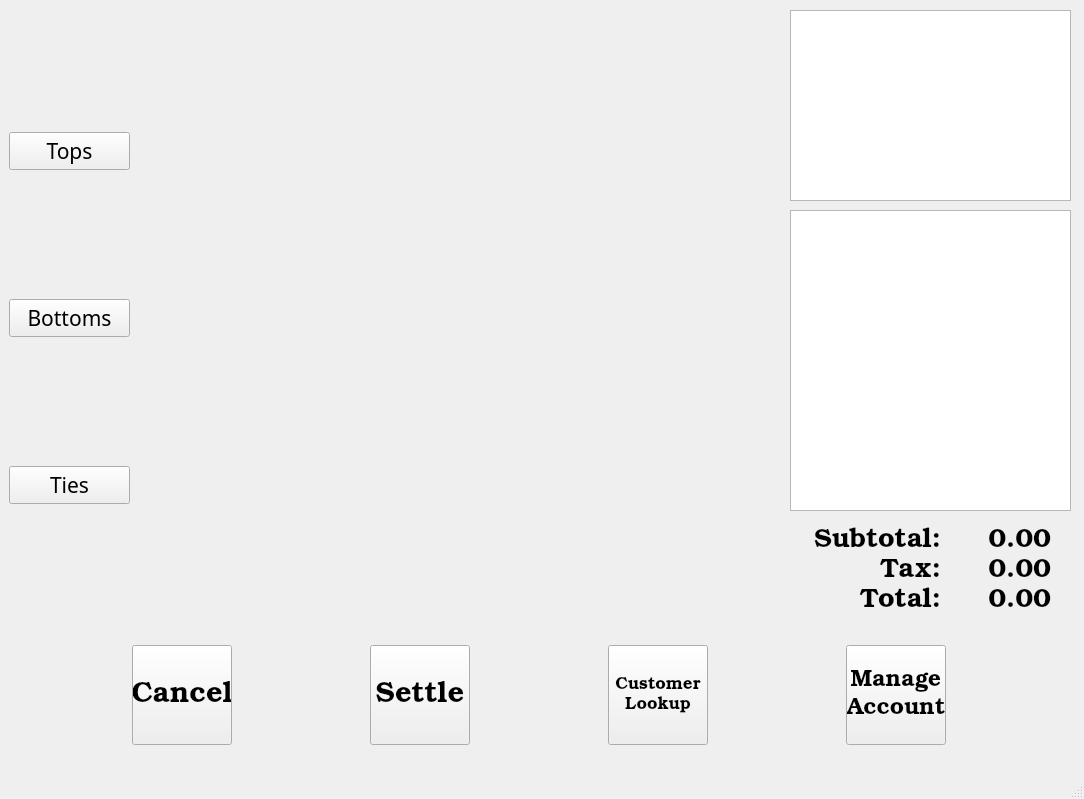
Old version of the form QTDesigner/make_sale.ui in the repository mudman266/pypos.
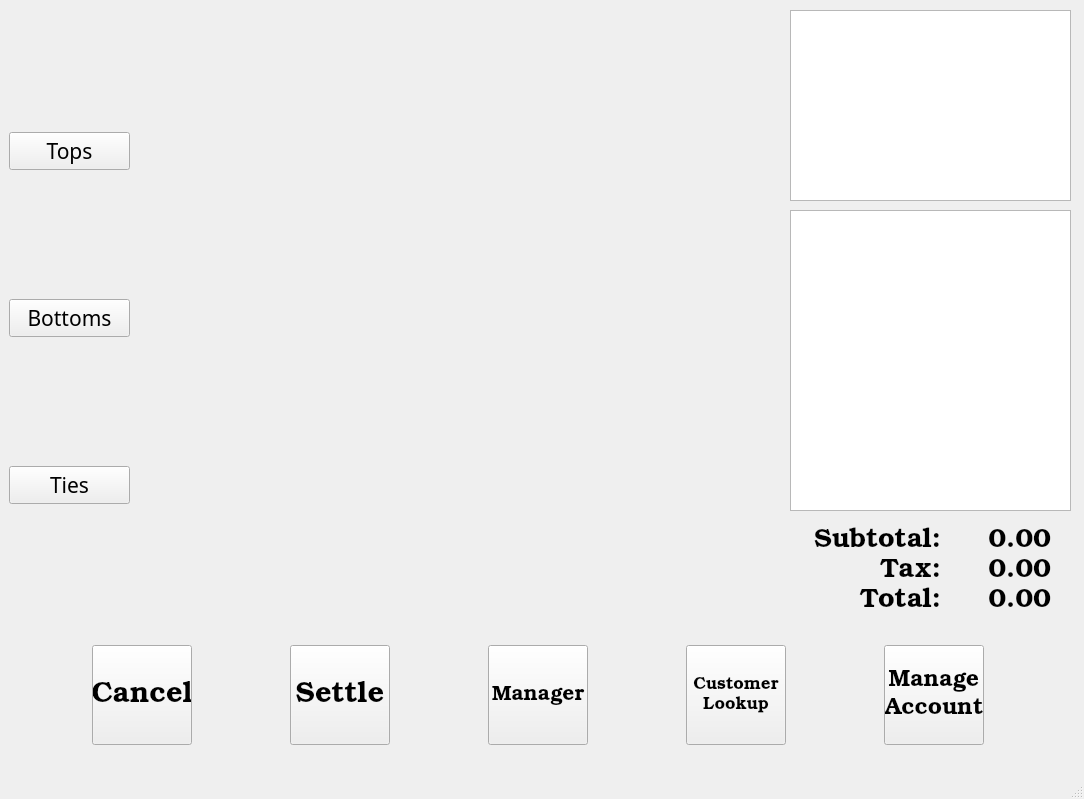
New version of the form.

Commit message: Manager -> Deposit not functions as intended.

```diff
--- a/QTDesigner/make_sale.ui
+++ b/QTDesigner/make_sale.ui
@@ -151,6 +151,44 @@
        </property>
       </widget>
      </item>
+     <item>
+      <widget class="QPushButton" name="btn_manager">
+       <property name="sizePolicy">
+        <sizepolicy hsizetype="Preferred" vsizetype="Preferred">
+         <horstretch>0</horstretch>
+         <verstretch>20</verstretch>
+        </sizepolicy>
+       </property>
+       <property name="minimumSize">
+        <size>
+         <width>100</width>
+         <height>100</height>
+        </size>
+       </property>
+       <property name="maximumSize">
+        <size>
+         <width>100</width>
+         <height>100</height>
+        </size>
+       </property>
+       <property name="baseSize">
+        <size>
+         <width>12</width>
+         <height>2</height>
+        </size>
+       </property>
+       <property name="font">
+        <font>
+         <family>Bookman Old Style</family>
+         <pointsize>16</pointsize>
+         <stylestrategy>PreferAntialias</stylestrategy>
+        </font>
+       </property>
+       <property name="text">
+        <string>Manager</string>
+       </property>
+      </widget>
+     </item>
      <item>
       <widget class="QPushButton" name="btn_cust_lookup">
        <property name="sizePolicy">
```
The commit also changes 5 other files.
